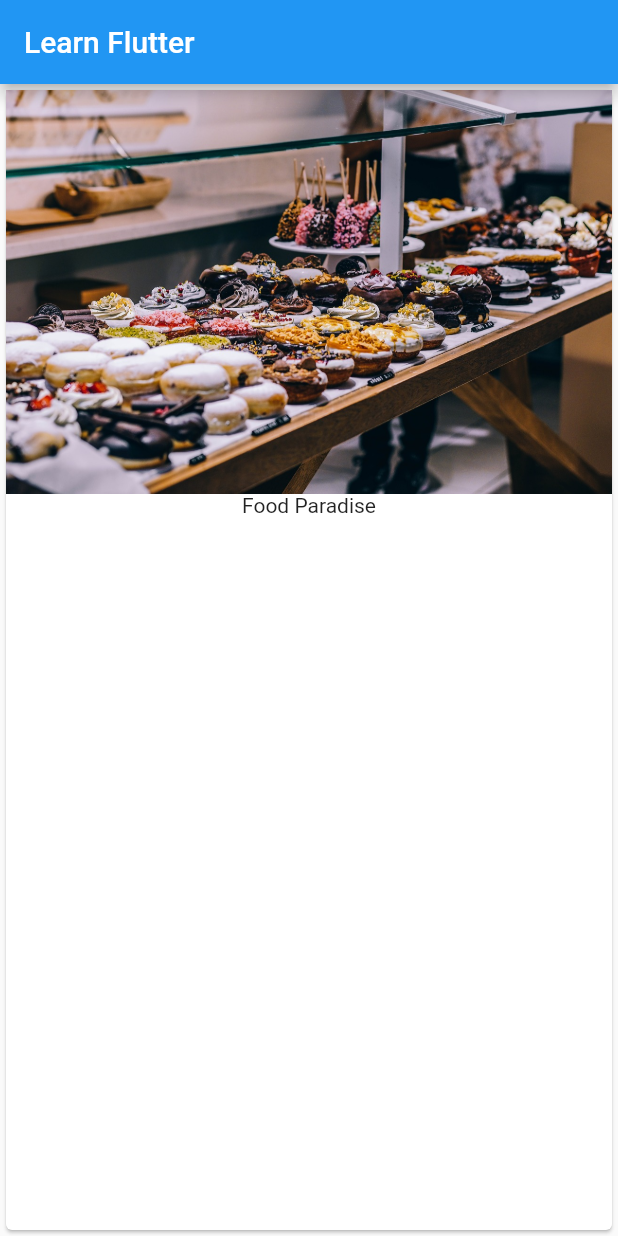
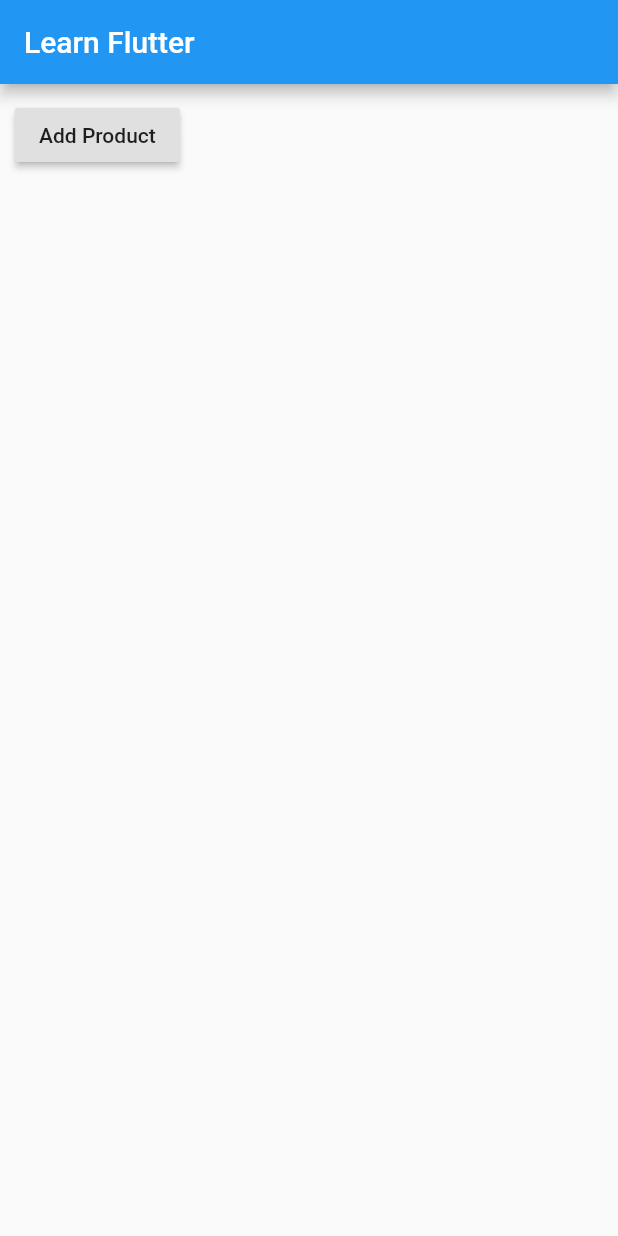
Before and after one commit to mgosfu/LearnFlutterAndDart, a Flutter app: the screen it shows after launch, on a phone screen of 412 x 824 dp. Run offline on Flutter 3.47's test engine with Material 2 defaults, Android fonts, the phone set to English and light mode, and no system bars.

Commit message:
up to video 30

```diff
--- a/lib/main.dart
+++ b/lib/main.dart
@@ -2,23 +2,41 @@ import 'package:flutter/material.dart';
 
 void main() => runApp(MyApp());
 
-class MyApp extends StatelessWidget {
+class MyApp extends StatefulWidget {
+  @override
+  State<StatefulWidget> createState() {
+    // TODO: implement createState
+    return _MyAppState();
+  }
+}
+
+class _MyAppState extends State<MyApp> {
+  List<String> _products = ['Food Tester'];
+
   @override
   Widget build(BuildContext context) {
     return MaterialApp(
       home: Scaffold(
-        appBar: AppBar(
-          title: Text('Learn Flutter'),
-        ),
-        body: Card(
-          child: Column(
-            children: <Widget>[
-              Image.asset('assets/food.jpg'),
-              Text('Food Paradise')
+          appBar: AppBar(
+            title: Text('Learn Flutter'),
+          ),
+          body: Column(
+            children: [
+              Container(
+                margin: EdgeInsets.all(10.0),
+                child: RaisedButton(
+                  onPressed: () {
+                    setState(() {
+                      _products.add('Advanced Food Tester');
+                      print(_products);
+                    });
+                  },
+                  child: Text('Add Product'),
+                ),
+              ),
+
             ],
-          ),
-        ),
-      ),
+          )),
     );
   }
 }
```
Also changed, not shown: lib/products.dart (added, +24 -0 lines).
